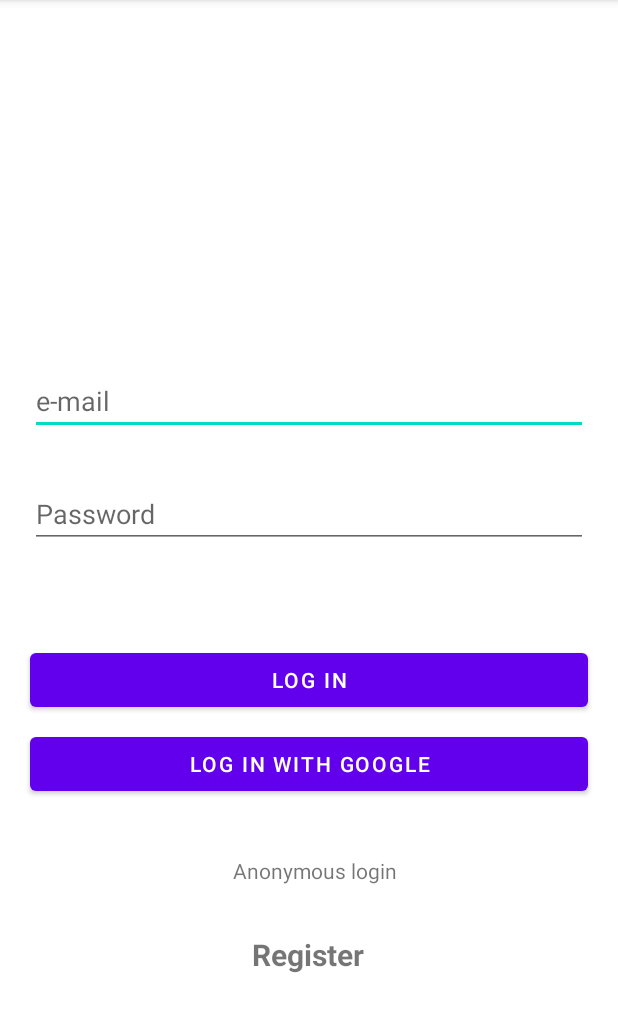
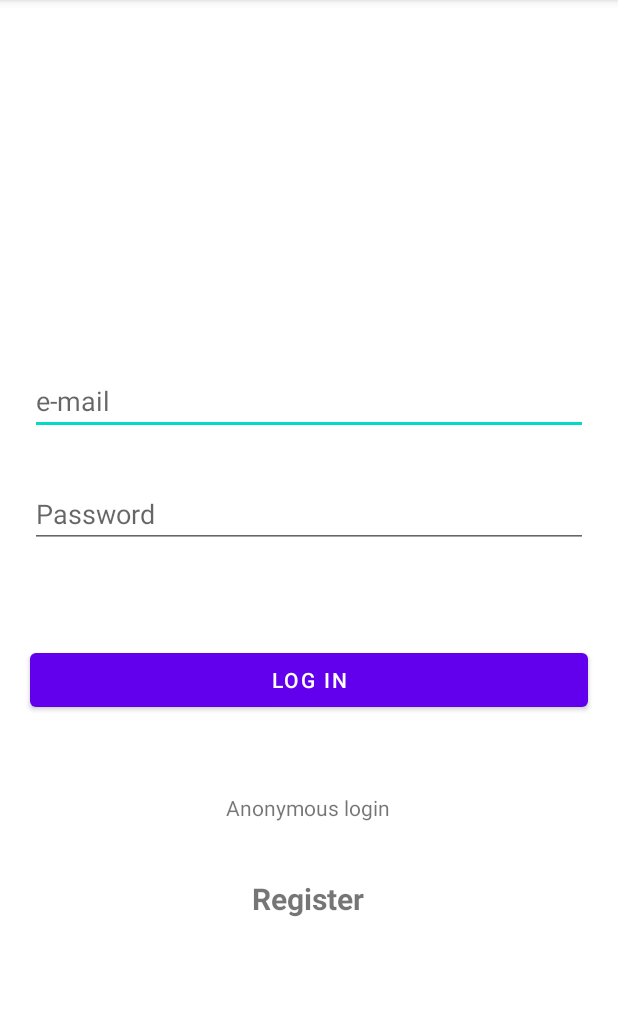
Before and after one commit to AbThy/GaiaiEstate, an Android app: the screen it shows after launch (MainActivity), on a phone screen of 412 x 824 dp, the part 84-1116 px from its top. Run offline under Robolectric (Android 15) with nearby library versions, the phone set to English and light mode, and no system bars; our stand-ins replace Firebase (no records; nobody signed in at launch, a user with empty details on screens opened directly).

Commit message:
authLifecycle
Lifecycle methods are now implemented for saving login and register data.

```diff
--- a/app/src/main/java/h052104/gaiaestate/BrowserActivity.java
+++ b/app/src/main/java/h052104/gaiaestate/BrowserActivity.java
@@ -28,6 +28,10 @@ public class BrowserActivity extends AppCompatActivity {
     protected void onCreate(Bundle savedInstanceState) {
         super.onCreate(savedInstanceState);
 
+        int secretKey = getIntent().getIntExtra("SECRET_KEY", 0);
+        if(secretKey != 4254)
+            finish();
+
         binding = ActivityBrowserBinding.inflate(getLayoutInflater());
         setContentView(binding.getRoot());
 
--- a/app/src/main/java/h052104/gaiaestate/MainActivity.java
+++ b/app/src/main/java/h052104/gaiaestate/MainActivity.java
@@ -4,6 +4,7 @@ import androidx.annotation.NonNull;
 import androidx.appcompat.app.AppCompatActivity;
 
 import android.content.Intent;
+import android.content.SharedPreferences;
 import android.os.Bundle;
 import android.util.Log;
 import android.view.View;
@@ -18,7 +19,9 @@ import com.google.firebase.auth.FirebaseAuth;
 public class MainActivity extends AppCompatActivity {
 
     private static final String LOG_TAG = MainActivity.class.getName();
+    private static final String PREF_KEY = MainActivity.class.getPackage().toString();
     private FirebaseAuth firebaseAuth;
+    private SharedPreferences preferences;
 
     @Override
     protected void onCreate(Bundle savedInstanceState) {
@@ -26,11 +29,7 @@ public class MainActivity extends AppCompatActivity {
         setContentView(R.layout.activity_main);
 
         firebaseAuth = FirebaseAuth.getInstance();
-    }
-
-    // Button events
-    public void googleLogin(View view) {
-        // TODO
+        preferences = getSharedPreferences(PREF_KEY, MODE_PRIVATE);
     }
 
     public void login(View view) {
@@ -68,11 +67,30 @@ public class MainActivity extends AppCompatActivity {
 
     public void openRegisterActivity(View view) {
         Intent i = new Intent(this, RegisterActivity.class);
+        i.putExtra("SECRET_KEY", 4254);
         startActivity(i);
     }
 
     public void startApp(){
         Intent i = new Intent(this, BrowserActivity.class);
+        i.putExtra("SECRET_KEY", 4254);
         startActivity(i);
     }
+
+    @Override
+    protected void onPause() {
+        super.onPause();
+        SharedPreferences.Editor editor = preferences.edit();
+        editor.putString("email", ((EditText)findViewById(R.id.editTextEmail)).getText().toString().trim());
+        editor.apply();
+    }
+
+    @Override
+    protected void onResume(){
+        super.onResume();
+        String emailDefault = preferences.getString("email", "");
+        if(!emailDefault.equals("")){
+            ((EditText) findViewById(R.id.editTextEmail)).setText(emailDefault);
+        }
+    }
 }
--- a/app/src/main/res/layout/activity_main.xml
+++ b/app/src/main/res/layout/activity_main.xml
@@ -50,33 +50,20 @@
         app:layout_constraintStart_toStartOf="parent"
         app:layout_constraintTop_toBottomOf="@+id/editTextPassword" />
 
-    <Button
-        android:id="@+id/googleLoginButton"
-        android:layout_width="0dp"
-        android:layout_height="wrap_content"
-        android:layout_marginStart="20dp"
-        android:layout_marginTop="8dp"
-        android:layout_marginEnd="20dp"
-        android:onClick="googleLogin"
-        android:text="@string/googleLogIn_en"
-        app:layout_constraintEnd_toEndOf="parent"
-        app:layout_constraintHorizontal_bias="0.0"
-        app:layout_constraintStart_toStartOf="parent"
-        app:layout_constraintTop_toBottomOf="@+id/loginButton" />
-
     <TextView
         android:id="@+id/anonymousButton"
         android:layout_width="2in"
         android:layout_height="0.25in"
-        android:layout_marginBottom="120dp"
+        android:layout_marginTop="32dp"
+        android:layout_marginBottom="180dp"
         android:onClick="loginAsAnon"
         android:text="@string/anonymous_login"
         android:textAlignment="center"
         app:layout_constraintBottom_toBottomOf="parent"
         app:layout_constraintEnd_toEndOf="parent"
-        app:layout_constraintHorizontal_bias="0.54"
+        app:layout_constraintHorizontal_bias="0.493"
         app:layout_constraintStart_toStartOf="parent"
-        app:layout_constraintTop_toBottomOf="@+id/googleLoginButton" />
+        app:layout_constraintTop_toBottomOf="@+id/loginButton" />
 
     <TextView
         android:id="@+id/registerButton"
```
Also changed, not shown: app/src/main/java/h052104/gaiaestate/RegisterActivity.java (+34 -3 lines).
